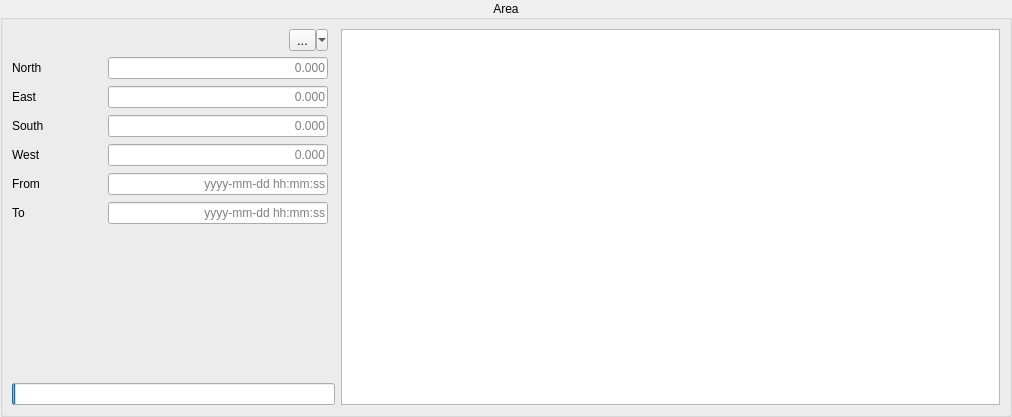
Old version of the form crossingpanel.ui in the repository busoc/crosspath-gui.
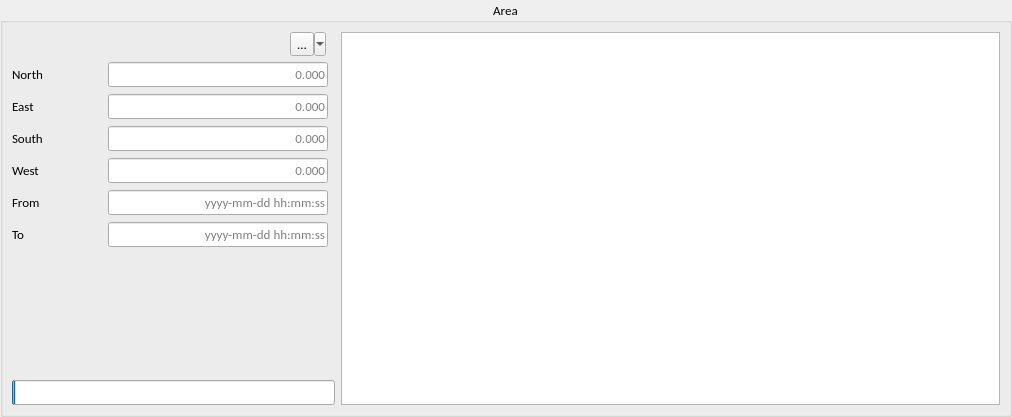
New version of the form.

Commit message: update UI + set font to app

The edit to the form file:
```diff
--- a/crossingpanel.ui
+++ b/crossingpanel.ui
@@ -18,8 +18,8 @@
   </property>
   <property name="font">
    <font>
-    <family>Liberation Sans</family>
-    <pointsize>9</pointsize>
+    <family>Calibri</family>
+    <pointsize>10</pointsize>
    </font>
   </property>
   <property name="windowTitle">
@@ -79,7 +79,7 @@
              <widget class="QToolButton" name="menu">
               <property name="font">
                <font>
-                <family>Liberation Sans</family>
+                <family>Calibri</family>
                 <pointsize>10</pointsize>
                </font>
               </property>
@@ -142,8 +142,8 @@
               </property>
               <property name="font">
                <font>
-                <family>Liberation Sans</family>
-                <pointsize>9</pointsize>
+                <family>Calibri</family>
+                <pointsize>10</pointsize>
                </font>
               </property>
               <property name="alignment">
@@ -186,8 +186,8 @@
               </property>
               <property name="font">
                <font>
-                <family>Liberation Sans</family>
-                <pointsize>9</pointsize>
+                <family>Calibri</family>
+                <pointsize>10</pointsize>
                </font>
               </property>
               <property name="alignment">
@@ -230,8 +230,8 @@
               </property>
               <property name="font">
                <font>
-                <family>Liberation Sans</family>
-                <pointsize>9</pointsize>
+                <family>Calibri</family>
+                <pointsize>10</pointsize>
                </font>
               </property>
               <property name="alignment">
@@ -274,8 +274,8 @@
               </property>
               <property name="font">
                <font>
-                <family>Liberation Sans</family>
-                <pointsize>9</pointsize>
+                <family>Calibri</family>
+                <pointsize>10</pointsize>
                </font>
               </property>
               <property name="alignment">
@@ -318,8 +318,8 @@
               </property>
               <property name="font">
                <font>
-                <family>Liberation Sans</family>
-                <pointsize>9</pointsize>
+                <family>Calibri</family>
+                <pointsize>10</pointsize>
                </font>
               </property>
               <property name="alignment">
@@ -343,8 +343,8 @@
               </property>
               <property name="font">
                <font>
-                <family>Liberation Sans</family>
-                <pointsize>9</pointsize>
+                <family>Calibri</family>
+                <pointsize>10</pointsize>
                </font>
               </property>
               <property name="text">
@@ -368,8 +368,8 @@
               </property>
               <property name="font">
                <font>
-                <family>Liberation Sans</family>
-                <pointsize>9</pointsize>
+                <family>Calibri</family>
+                <pointsize>10</pointsize>
                </font>
               </property>
               <property name="alignment">
```
The commit also changes 4 other files.
